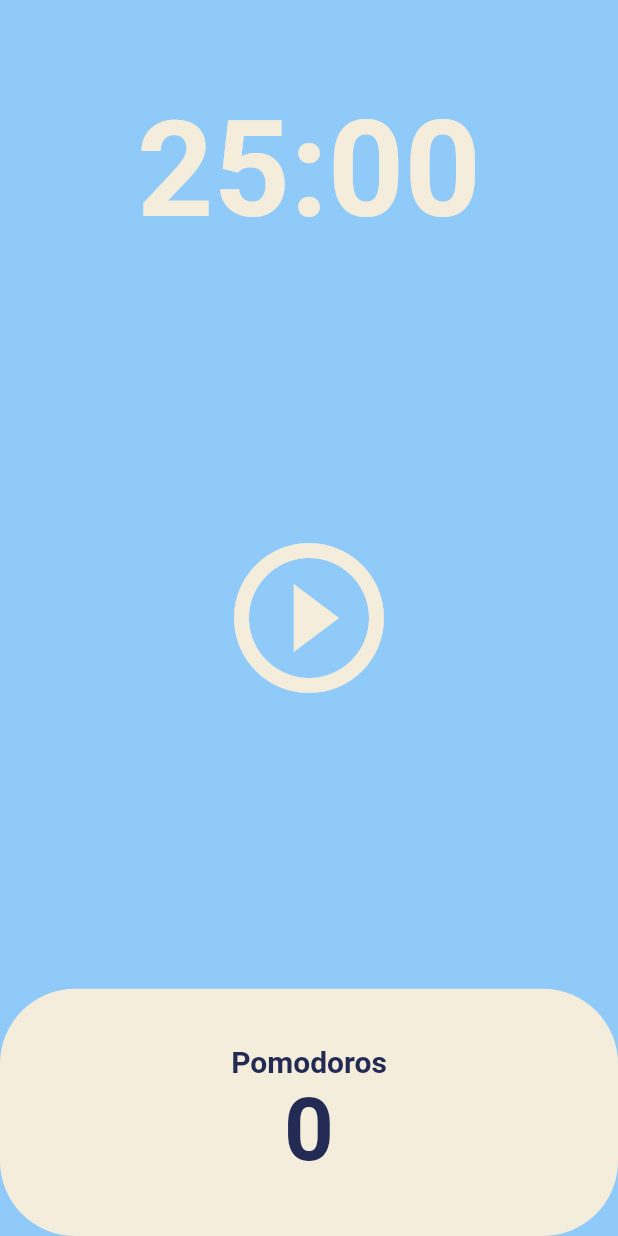
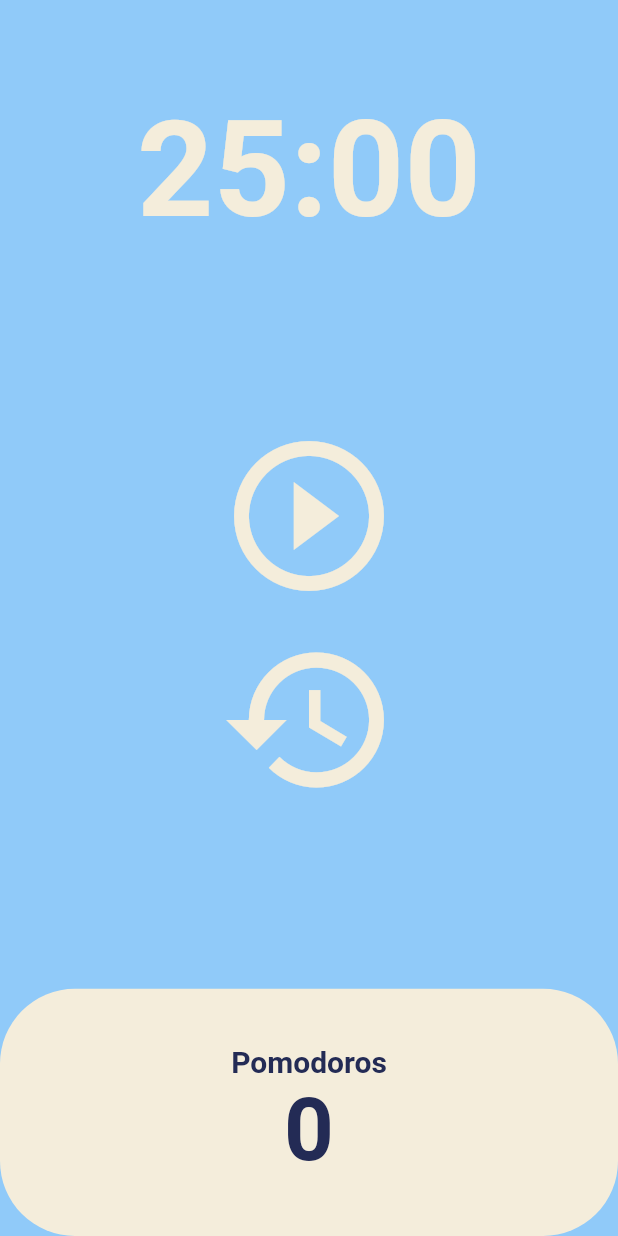
Before and after one commit to gotlr98/flutter_study, a Flutter app: the screen it shows after launch, on a phone screen of 412 x 824 dp. Run offline on Flutter 3.47's test engine with Material 2 defaults, Android fonts, the light colour scheme and no system bars.

Commit message:
feat: challenge pomodoros app

```diff
--- a/toonflix/lib/screens/home_screen.dart
+++ b/toonflix/lib/screens/home_screen.dart
@@ -44,6 +44,14 @@
     });
   }
 
+  void onResetPressed() {
+    timer.cancel();
+    setState(() {
+      isRunning = false;
+      totalSeconds = twentyFiveMinutes;
+    });
+  }
+
   String format(int seconds) {
     var duration = Duration(seconds: seconds);
     return duration.toString().split('.').first.substring(2, 7);
@@ -70,7 +78,10 @@
             ),
             Flexible(
               flex: 3,
-              child: Center(
+              child: Column(
+                mainAxisAlignment: MainAxisAlignment.center,
+                children: [
+                  Center(
                     child: IconButton(
                       iconSize: 120,
                       color: Theme.of(context).cardColor,
@@ -79,6 +90,16 @@
                           ? Icons.pause_circle_outline
                           : Icons.play_circle_outline),
                     ),
+                  ),
+                  Center(
+                    child: IconButton(
+                      iconSize: 120,
+                      color: Theme.of(context).cardColor,
+                      onPressed: onResetPressed,
+                      icon: const Icon(Icons.restore_outlined),
+                    ),
+                  ),
+                ],
               ),
             ),
             Flexible(
```
Lines whose indentation alone changed are shown as unchanged.
